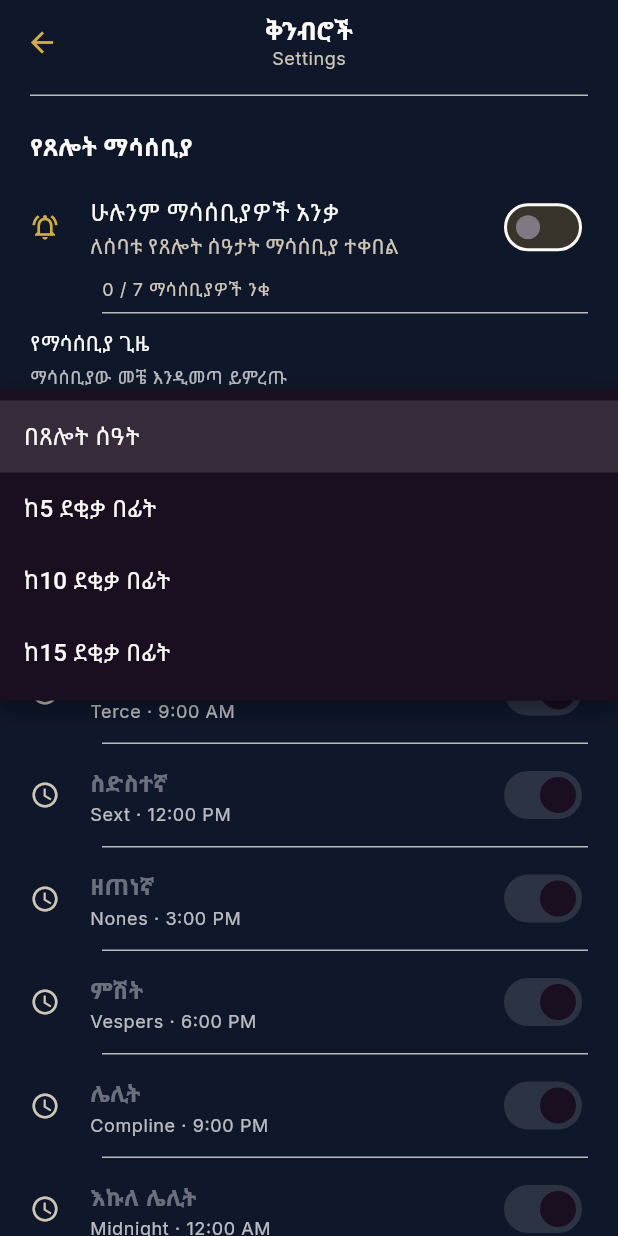
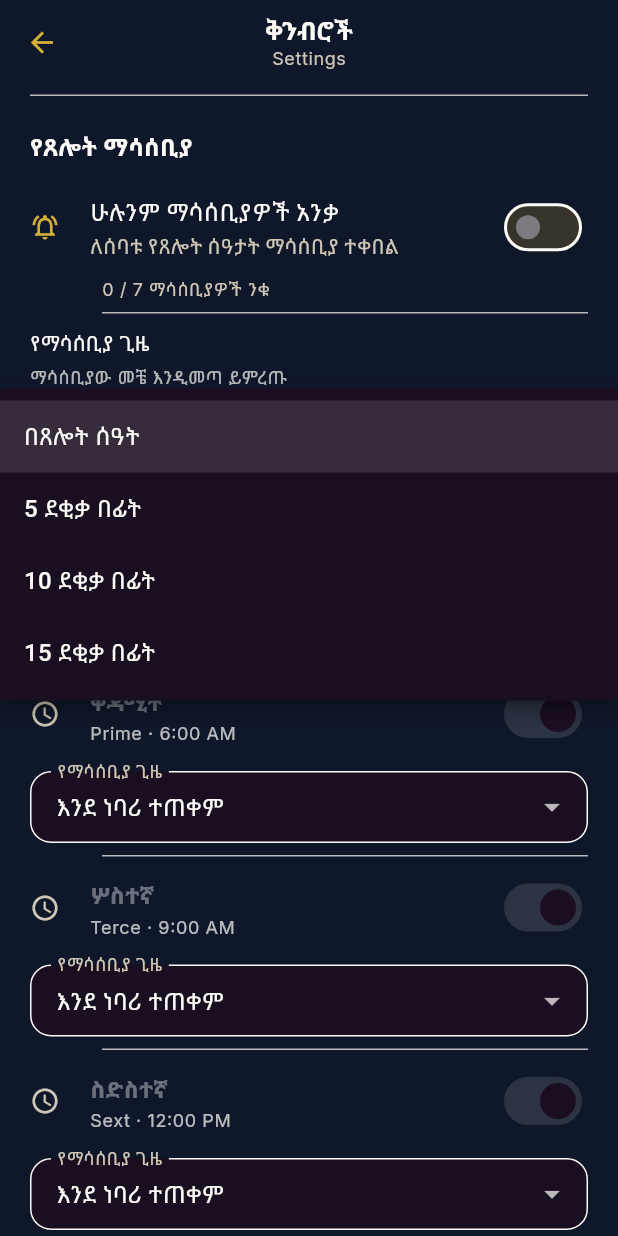
Before and after one commit to fraoldirirsa2-dev/RISE-FOR-PRAYER, a Flutter app: the SettingsScreen screen opened by its route, scrolled down 576 dp, after a tap on "በጸሎት ሰዓት", on a phone screen of 412 x 824 dp. Run offline on Flutter 3.47's test engine with Material 3 defaults, Android fonts, the phone set to English and light mode, and no system bars; our stand-ins replace flutter_local_notifications, flutter_riverpod, google_fonts, shared_preferences, timezone; missing offline and left inert: android_intent_plus; accounts and stored records are empty.

Commit message:
Describe what you updated

```diff
--- /dev/null
+++ b/lib/models/prayer_reminder_offset.dart
@@ -0,0 +1,62 @@
+enum PrayerReminderOffset {
+  atPrayerTime,
+  fiveMinutes,
+  tenMinutes,
+  fifteenMinutes;
+
+  Duration get duration {
+    switch (this) {
+      case PrayerReminderOffset.atPrayerTime:
+        return Duration.zero;
+      case PrayerReminderOffset.fiveMinutes:
+        return const Duration(minutes: 5);
+      case PrayerReminderOffset.tenMinutes:
+        return const Duration(minutes: 10);
+      case PrayerReminderOffset.fifteenMinutes:
+        return const Duration(minutes: 15);
+    }
+  }
+
+  int get minutes => duration.inMinutes;
+
+  static PrayerReminderOffset fromMinutes(int minutes) {
+    switch (minutes) {
+      case 0:
+        return PrayerReminderOffset.atPrayerTime;
+      case 5:
+        return PrayerReminderOffset.fiveMinutes;
+      case 10:
+        return PrayerReminderOffset.tenMinutes;
+      case 15:
+        return PrayerReminderOffset.fifteenMinutes;
+      default:
+        return PrayerReminderOffset.atPrayerTime;
+    }
+  }
+
+  String label(String language) {
+    if (language == 'en') {
+      switch (this) {
+        case PrayerReminderOffset.atPrayerTime:
+          return 'At prayer time';
+        case PrayerReminderOffset.fiveMinutes:
+          return '5 minutes before';
+        case PrayerReminderOffset.tenMinutes:
+          return '10 minutes before';
+        case PrayerReminderOffset.fifteenMinutes:
+          return '15 minutes before';
+      }
+    }
+
+    switch (this) {
+      case PrayerReminderOffset.atPrayerTime:
+        return 'በጸሎት ሰዓት';
+      case PrayerReminderOffset.fiveMinutes:
+        return '5 ደቂቃ በፊት';
+      case PrayerReminderOffset.tenMinutes:
+        return '10 ደቂቃ በፊት';
+      case PrayerReminderOffset.fifteenMinutes:
+        return '15 ደቂቃ በፊት';
+    }
+  }
+}
--- a/lib/screens/settings_screen.dart
+++ b/lib/screens/settings_screen.dart
@@ -5,6 +5,7 @@ import 'package:rise_for_prayer/data/prayer_data.dart';
 import 'package:rise_for_prayer/data/prayer_reminders.dart';
 import 'package:rise_for_prayer/providers/app_providers.dart';
 import 'package:rise_for_prayer/providers/settings_provider.dart';
+import 'package:rise_for_prayer/services/notification_service.dart';
 import 'package:rise_for_prayer/utils/localization.dart';
 import 'package:rise_for_prayer/widgets/eth_cross.dart';
 
@@ -520,9 +521,9 @@ class _SettingsScreenState extends ConsumerState<SettingsScreen>
                 style: Theme.of(context).textTheme.bodySmall,
               ),
               const SizedBox(height: 8),
-              DropdownButtonFormField<int>(
-                key: ValueKey(settings.reminderOffsetMinutes),
-                initialValue: settings.reminderOffsetMinutes,
+              DropdownButtonFormField<PrayerReminderOffset>(
+                key: ValueKey(settings.globalReminderOffset),
+                initialValue: settings.globalReminderOffset,
                 isExpanded: true,
                 decoration: const InputDecoration(
                   contentPadding: EdgeInsets.symmetric(
@@ -530,53 +531,46 @@ class _SettingsScreenState extends ConsumerState<SettingsScreen>
                     vertical: 12,
                   ),
                 ),
-                onChanged: (minutes) {
-                  if (minutes != null) {
-                    settings.setReminderOffsetMinutes(minutes);
+                onChanged: (offset) {
+                  if (offset != null) {
+                    settings.setGlobalReminderOffset(offset);
                   }
                 },
-                items: [
-                  DropdownMenuItem(
-                    value: 0,
-                    child: Text(
-                      localizedText(
-                        settings.language,
-                        'በጸሎት ሰዓት',
-                        'At prayer time',
+                items: PrayerReminderOffset.values
+                    .map(
+                      (offset) => DropdownMenuItem(
+                        value: offset,
+                        child: Text(offset.label(settings.language)),
                       ),
+                    )
+                    .toList(),
+              ),
+              const SizedBox(height: 8),
+              Container(
+                padding: const EdgeInsets.all(10),
+                decoration: BoxDecoration(
+                  color: Theme.of(context).colorScheme.surfaceContainerHighest,
+                  borderRadius: BorderRadius.circular(10),
+                ),
+                child: Column(
+                  crossAxisAlignment: CrossAxisAlignment.start,
+                  children: [
+                    Text(
+                      '${localizedText(settings.language, 'የጸሎት ሰዓት', 'Prayer time')}: ${hours.first.time}',
+                      style: Theme.of(context).textTheme.bodySmall,
                     ),
-                  ),
-                  DropdownMenuItem(
-                    value: 5,
-                    child: Text(
-                      localizedText(
-                        settings.language,
-                        'ከ5 ደቂቃ በፊት',
-                        '5 minutes before',
-                      ),
+                    const SizedBox(height: 4),
+                    Text(
+                      '${localizedText(settings.language, 'ማስታወሻ', 'Reminder')}: ${settings.globalReminderOffset.label(settings.language)}',
+                      style: Theme.of(context).textTheme.bodySmall,
                     ),
-                  ),
-                  DropdownMenuItem(
-                    value: 10,
-                    child: Text(
-                      localizedText(
-                        settings.language,
-                        'ከ10 ደቂቃ በፊት',
-                        '10 minutes before',
-                      ),
+                    const SizedBox(height: 4),
+                    Text(
+                      '${localizedText(settings.language, 'የሚመጣበት ሰዓት', 'Notification time')}: ${NotificationService.previewReminderTime(prayerHour: hours.first.time, offset: settings.globalReminderOffset, language: settings.language)}',
+                      style: Theme.of(context).textTheme.bodySmall,
                     ),
-                  ),
-                  DropdownMenuItem(
-                    value: 15,
-                    child: Text(
-                      localizedText(
-                        settings.language,
-                        'ከ15 ደቂቃ በፊት',
-                        '15 minutes before',
-                      ),
-                    ),
-                  ),
-                ],
+                  ],
+                ),
               ),
             ],
           ),
@@ -614,6 +608,44 @@ class _SettingsScreenState extends ConsumerState<SettingsScreen>
                 ? (_) => settings.toggleReminder(index)
                 : null,
           ),
+          const SizedBox(height: 4),
+          DropdownButtonFormField<PrayerReminderOffset?>(
+            initialValue: settings.prayerReminderOverrides[index],
+            isExpanded: true,
+            decoration: InputDecoration(
+              labelText: localizedText(
+                settings.language,
+                'የማሳሰቢያ ጊዜ',
+                'Reminder',
+              ),
+              contentPadding: const EdgeInsets.symmetric(
+                horizontal: 14,
+                vertical: 12,
+              ),
+            ),
+            items: [
+              DropdownMenuItem<PrayerReminderOffset?>(
+                value: null,
+                child: Text(
+                  localizedText(
+                    settings.language,
+                    'እንደ ነባሪ ተጠቀም',
+                    'Use default',
+                  ),
+                ),
+              ),
+              ...PrayerReminderOffset.values.map(
+                (offset) => DropdownMenuItem<PrayerReminderOffset?>(
+                  value: offset,
+                  child: Text(offset.label(settings.language)),
+                ),
+              ),
+            ],
+            onChanged: (offset) {
+              settings.setPrayerReminderOffset(index, offset);
+            },
+          ),
+          const SizedBox(height: 8),
         ],
       ],
     );
--- a/lib/services/notification_service.dart
+++ b/lib/services/notification_service.dart
@@ -2,26 +2,45 @@ import 'dart:convert';
 
 import 'package:android_intent_plus/android_intent.dart';
 import 'package:flutter/foundation.dart';
+import 'package:flutter/services.dart';
 import 'package:flutter_local_notifications/flutter_local_notifications.dart';
+import 'package:rise_for_prayer/data/prayer_reminders.dart';
+import 'package:rise_for_prayer/models/prayer_reminder_offset.dart';
 import 'package:timezone/data/latest.dart' as tz;
 import 'package:timezone/timezone.dart' as tz;
 
+/// Calculates the next valid daily reminder occurrence for a prayer time.
+///
+/// The function is intentionally pure: it decides when a reminder should occur,
+/// but it does not schedule, cancel, save, or persist notifications.
+///
+/// The notification time is computed as:
+/// prayerTime - offsetMinutes.
+/// If that reminder time is not in the future, the next valid occurrence is
+/// moved forward by one day while preserving the correct timezone and date
+/// relationship.
 @visibleForTesting
 tz.TZDateTime nextPrayerReminderDate({
   required tz.Location location,
   required tz.TZDateTime now,
-  required int hour,
-  required int minute,
+  int? prayerHour,
+  int? prayerMinute,
+  int? hour,
+  int? minute,
   required int offsetMinutes,
 }) {
+  final resolvedHour = prayerHour ?? hour ?? 0;
+  final resolvedMinute = prayerMinute ?? minute ?? 0;
+
   final prayerToday = tz.TZDateTime(
     location,
     now.year,
     now.month,
     now.day,
-    hour,
-    minute,
+    resolvedHour,
+    resolvedMinute,
   );
+
   var reminderDate = prayerToday.subtract(Duration(minutes: offsetMinutes));
 
   if (!reminderDate.isAfter(now)) {
@@ -30,8 +49,8 @@ tz.TZDateTime nextPrayerReminderDate({
       now.year,
       now.month,
       now.day + 1,
-      hour,
-      minute,
+      resolvedHour,
+      resolvedMinute,
     );
     reminderDate = prayerTomorrow.subtract(Duration(minutes: offsetMinutes));
   }
@@ -163,6 +182,14 @@ class NotificationService {
       await refreshNotificationPermissionStatus();
 
       debugPrint('NotificationService initialized successfully.');
+    } on MissingPluginException {
+      _notificationsEnabled = false;
+      _lastError = 'Notification plugin is unavailable in this environment.';
+
+      debugPrint(
+        'NotificationService initialization skipped because the local notification plugin is unavailable.',
+      );
+      return;
     } catch (error, stackTrace) {
       _lastError = error.toString();
 
@@ -220,6 +247,10 @@ class NotificationService {
 
       _notificationsEnabled = true;
       return true;
+    } on MissingPluginException {
+      _notificationsEnabled = false;
+      _lastError = 'Notification plugin is unavailable in this environment.';
+      return false;
     } catch (error) {
       debugPrint('Could not read notification permission: $error');
 
@@ -298,6 +329,10 @@ class NotificationService {
       _notificationsEnabled = true;
 
       return true;
+    } on MissingPluginException {
+      _notificationsEnabled = false;
+      _lastError = 'Notification plugin is unavailable in this environment.';
+      return false;
     } catch (error, stackTrace) {
       _lastError = error.toString();
 
@@ -334,6 +369,8 @@ class NotificationService {
       final result = await android.canScheduleExactNotifications();
 
       return result ?? false;
+    } on MissingPluginException {
+      return false;
     } catch (error) {
       debugPrint('Exact alarm check failed: $error');
 
@@ -368,6 +405,8 @@ class NotificationService {
       );
 
       return after ?? result ?? false;
+    } on MissingPluginException {
+      return false;
     } catch (error) {
       debugPrint('Exact alarm permission request failed: $error');
 
@@ -562,6 +601,81 @@ class NotificationService {
   }
 
   // ---------------------------------------------------------------------------
+  // REMINDER BODY
+  // ---------------------------------------------------------------------------
+
+  static String prayerReminderBody({
+    required String language,
+    required String amharicTitle,
+    required String englishTitle,
+    required PrayerReminderOffset offset,
+  }) {
+    final minutes = offset.minutes;
+
+    if (offset == PrayerReminderOffset.atPrayerTime) {
+      return language == 'eth'
+          ? 'የ$amharicTitle ሰዓት አሁን ደርሷል።|Prayer time for $englishTitle is now.'
+          : 'Prayer time for $englishTitle is now.|የ$amharicTitle ሰዓት አሁን ደርሷል።';
+    }
+
+    final amharicText = 'የ$amharicTitle ሰዓት በ$minutes ደቂቃ ውስጥ ነው።';
+    final englishText = 'Prayer time for $englishTitle is in $minutes minutes.';
+
+    return language == 'eth'
+        ? '$amharicText|$englishText'
+        : '$englishText|$amharicText';
+  }
+
+  static String previewReminderTime({
+    required String prayerHour,
+    required PrayerReminderOffset offset,
+    String language = 'en',
+  }) {
+    final parts = prayerHour.trim().split(' ');
+    if (parts.length < 2) {
+      return prayerHour;
+    }
+
+    final clockPart = parts.first;
+    final meridiem = parts.last.toUpperCase();
+    final clock = clockPart.split(':');
+
+    if (clock.length < 2) {
+      return prayerHour;
+    }
+
+    int hour = int.tryParse(clock[0]) ?? 0;
+    final minute = int.tryParse(clock[1]) ?? 0;
+
+    if (meridiem == 'PM' && hour != 12) {
+      hour += 12;
+    }
+    if (meridiem == 'AM' && hour == 12) {
+      hour = 0;
+    }
+
+    final now = tz.TZDateTime.now(tz.local);
+    final reminderDate = tz.TZDateTime(
+      tz.local,
+      now.year,
+      now.month,
+      now.day,
+      hour,
+      minute,
+    ).subtract(offset.duration);
+
+    if (language == 'eth') {
+      return '${reminderDate.hour.toString().padLeft(2, '0')}:${reminderDate.minute.toString().padLeft(2, '0')}';
+    }
+
+    final displayHour = reminderDate.hour % 12 == 0
+        ? 12
+        : reminderDate.hour % 12;
+    final suffix = reminderDate.hour >= 12 ? 'PM' : 'AM';
+    return '$displayHour:${reminderDate.minute.toString().padLeft(2, '0')} $suffix';
+  }
+
+  // ---------------------------------------------------------------------------
   // DAILY REMINDER
   // ---------------------------------------------------------------------------
 
@@ -633,6 +747,8 @@ class NotificationService {
         'reminderMinutes': reminderOffset.inMinutes,
       });
 
+      await cancel(id);
+
       await _scheduleZoned(
         id: id,
         title: parsedTitle,
@@ -691,7 +807,7 @@ class NotificationService {
     }
 
     return scheduleDailyReminder(
-      id: notificationId(prayerIndex, reminderMinutes),
+      id: notificationId(prayerIndex),
       title: title ?? '${_prayerNames[prayerIndex]} • የጸሎት ጊዜ',
       body:
           body ??
@@ -916,8 +1032,22 @@ class NotificationService {
   // NOTIFICATION IDS
   // ---------------------------------------------------------------------------
 
-  static int notificationId(int prayerIndex, int reminderMinutes) {
+  static int legacyNotificationId(int prayerIndex, int reminderMinutes) {
     return 1000 + prayerIndex * 100 + reminderMinutes;
+  }
+
+  static int notificationId(int prayerIndex, [int? reminderMinutes]) {
+    if (prayerIndex < 0 || prayerIndex >= prayerReminders.length) {
+      return 1000 + prayerIndex;
+    }
+
+    final stableId = prayerReminders[prayerIndex].id;
+
+    if (reminderMinutes == null) {
+      return stableId;
+    }
+
+    return stableId;
   }
 
   // ---------------------------------------------------------------------------
@@ -934,15 +1064,25 @@ class NotificationService {
     required int prayerIndex,
     required int reminderMinutes,
   }) async {
-    await cancel(notificationId(prayerIndex, reminderMinutes));
+    final ids = <int>{
+      notificationId(prayerIndex),
+      legacyNotificationId(prayerIndex, reminderMinutes),
+    };
+
+    for (final id in ids) {
+      await cancel(id);
+    }
   }
 
   static Future<void> cancelPrayer({required int prayerIndex}) async {
-    for (final minutes in [0, 5, 10, 15]) {
-      await cancelPrayerReminder(
-        prayerIndex: prayerIndex,
-        reminderMinutes: minutes,
-      );
+    final ids = <int>{
+      notificationId(prayerIndex),
+      for (final minutes in [0, 5, 10, 15])
+        legacyNotificationId(prayerIndex, minutes),
+    };
+
+    for (final id in ids) {
+      await cancel(id);
     }
   }
 
@@ -958,9 +1098,7 @@ class NotificationService {
     }
 
     for (var prayerIndex = 0; prayerIndex < 7; prayerIndex++) {
-      for (final minutes in [0, 5, 10, 15]) {
-        await _plugin.cancel(notificationId(prayerIndex, minutes));
-      }
+      await cancelPrayer(prayerIndex: prayerIndex);
     }
   }
 
```
Also changed, not shown: lib/providers/settings_provider.dart (+114 -14 lines), 1 other file.
